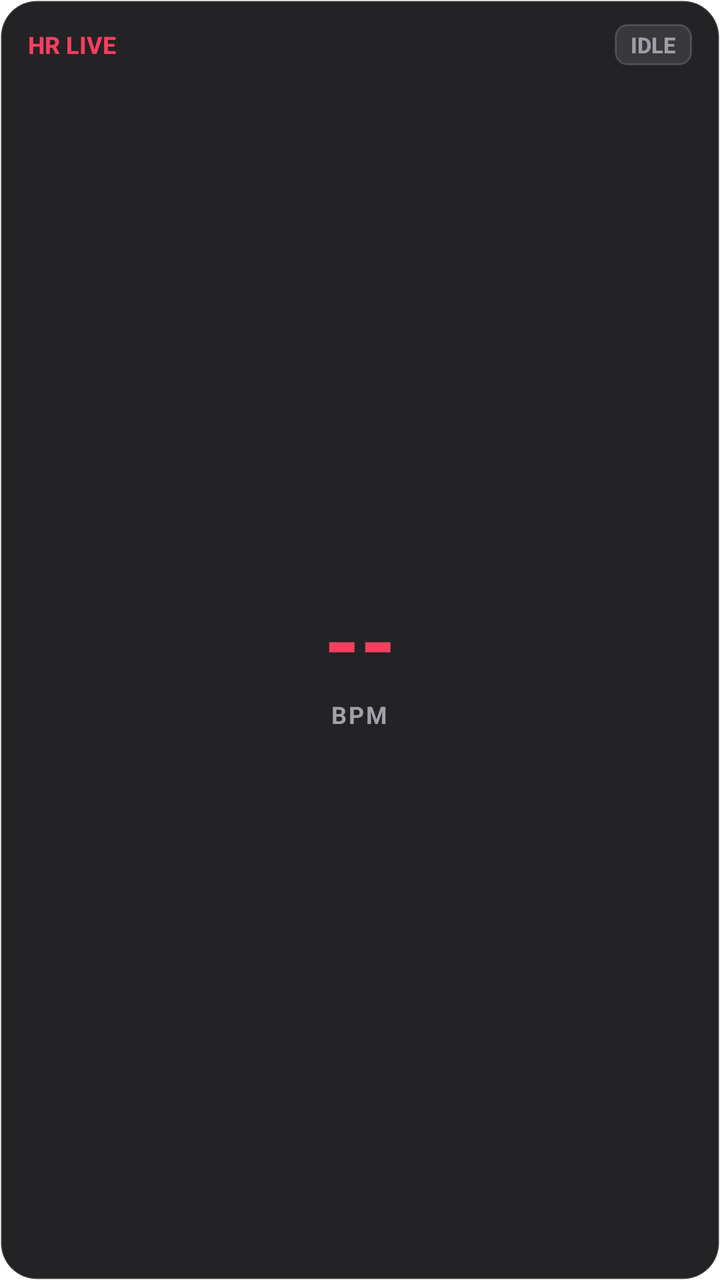
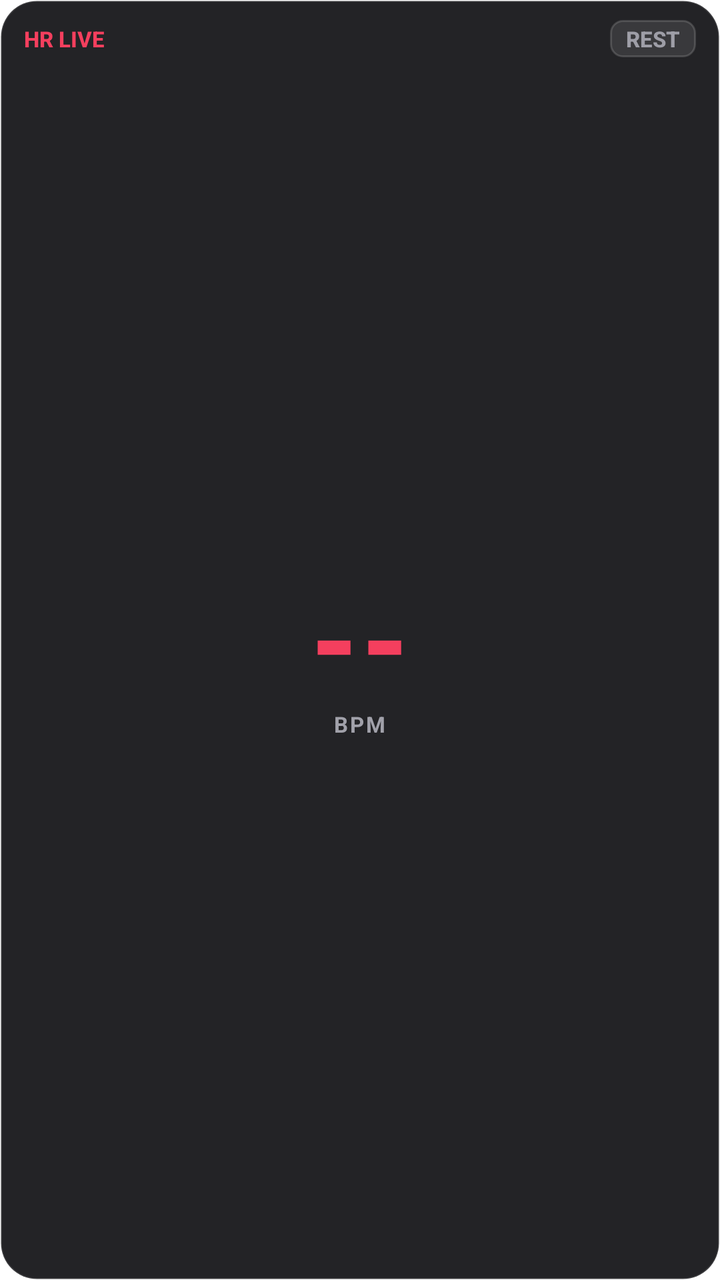

Before-and-after screenshots of an Android layout around one commit, followed by the original layout XML and the change that was made.
<!-- AndroidManifest.xml: application theme Theme.MaterialComponents.DayNight.NoActionBar -->
<!-- res/layout/widget_heart_rate.xml -->
<?xml version="1.0" encoding="utf-8"?>
<LinearLayout xmlns:android="http://schemas.android.com/apk/res/android"
    android:id="@+id/widgetHrRoot"
    android:layout_width="match_parent"
    android:layout_height="match_parent"
    android:background="@drawable/widget_background"
    android:orientation="vertical"
    android:paddingStart="14dp"
    android:paddingTop="12dp"
    android:paddingEnd="14dp"
    android:paddingBottom="12dp">

    
    <LinearLayout
        android:layout_width="match_parent"
        android:layout_height="wrap_content"
        android:orientation="horizontal"
        android:gravity="center_vertical">

        <TextView
            android:layout_width="wrap_content"
            android:layout_height="wrap_content"
            android:text="HR LIVE"
            android:textColor="#F43F5E"
            android:textSize="12sp"
            android:fontFamily="sans-serif-medium"
            android:textStyle="bold" />

        <FrameLayout
            android:layout_width="0dp"
            android:layout_height="wrap_content"
            android:layout_weight="1" />

        <TextView
            android:id="@+id/widgetHrZoneBadge"
            android:layout_width="wrap_content"
            android:layout_height="wrap_content"
            android:background="@drawable/widget_tier_bg"
            android:paddingStart="8dp"
            android:paddingTop="3dp"
            android:paddingEnd="8dp"
            android:paddingBottom="3dp"
            android:text="IDLE"
            android:textColor="#9E9EA7"
            android:textSize="11sp"
            android:fontFamily="sans-serif-medium"
            android:textStyle="bold" />
    </LinearLayout>

    
    <FrameLayout
        android:layout_width="match_parent"
        android:layout_height="0dp"
        android:layout_weight="1" />

    
    <LinearLayout
        android:layout_width="match_parent"
        android:layout_height="wrap_content"
        android:orientation="vertical"
        android:gravity="center">

        <TextView
            android:id="@+id/widgetHrBpmValue"
            android:layout_width="wrap_content"
            android:layout_height="wrap_content"
            android:text="--"
            android:textColor="#F43F5E"
            android:textSize="46sp"
            android:fontFamily="sans-serif-rounded"
            android:textStyle="bold"
            android:includeFontPadding="false" />

        <TextView
            android:layout_width="wrap_content"
            android:layout_height="wrap_content"
            android:text="BPM"
            android:textColor="#A1A1AA"
            android:textSize="12sp"
            android:fontFamily="sans-serif-rounded"
            android:textStyle="bold"
            android:letterSpacing="0.08" />
    </LinearLayout>

    
    <FrameLayout
        android:layout_width="match_parent"
        android:layout_height="0dp"
        android:layout_weight="1" />

</LinearLayout>
<!-- resources referenced by this layout -->
<resources>
  <!-- drawable widget_background (drawable) -->
  <?xml version="1.0" encoding="utf-8"?>
  <shape xmlns:android="http://schemas.android.com/apk/res/android"
      android:shape="rectangle">
      <solid android:color="#F218181B" />
      <corners android:radius="18dp" />
      <stroke
          android:width="1dp"
          android:color="#1FFFFFFF" />
  </shape>
  <!-- drawable widget_tier_bg (drawable) -->
  <?xml version="1.0" encoding="utf-8"?>
  <shape xmlns:android="http://schemas.android.com/apk/res/android"
      android:shape="rectangle">
      <solid android:color="#1AFFFFFF" />
      <corners android:radius="6dp" />
      <stroke
          android:width="1dp"
          android:color="#26FFFFFF" />
  </shape>
</resources>

<!-- the commit's change to res/layout/widget_heart_rate.xml (unified diff, before → after) -->
@@ -5,10 +5,10 @@
     android:layout_height="match_parent"
     android:background="@drawable/widget_background"
     android:orientation="vertical"
-    android:paddingStart="14dp"
-    android:paddingTop="12dp"
-    android:paddingEnd="14dp"
-    android:paddingBottom="12dp">
+    android:paddingStart="12dp"
+    android:paddingTop="10dp"
+    android:paddingEnd="12dp"
+    android:paddingBottom="10dp">
 
     
     <LinearLayout
@@ -22,7 +22,7 @@
             android:layout_height="wrap_content"
             android:text="HR LIVE"
             android:textColor="#F43F5E"
-            android:textSize="12sp"
+            android:textSize="11sp"
             android:fontFamily="sans-serif-medium"
             android:textStyle="bold" />
 
@@ -37,10 +37,10 @@
             android:layout_height="wrap_content"
             android:background="@drawable/widget_tier_bg"
             android:paddingStart="8dp"
-            android:paddingTop="3dp"
+            android:paddingTop="2dp"
             android:paddingEnd="8dp"
-            android:paddingBottom="3dp"
-            android:text="IDLE"
+            android:paddingBottom="2dp"
+            android:text="REST"
             android:textColor="#9E9EA7"
             android:textSize="11sp"
             android:fontFamily="sans-serif-medium"
@@ -48,15 +48,10 @@
     </LinearLayout>
 
     
-    <FrameLayout
+    <LinearLayout
         android:layout_width="match_parent"
         android:layout_height="0dp"
-        android:layout_weight="1" />
-
-    
-    <LinearLayout
-        android:layout_width="match_parent"
-        android:layout_height="wrap_content"
+        android:layout_weight="1"
         android:orientation="vertical"
         android:gravity="center">
 
@@ -66,8 +61,8 @@
             android:layout_height="wrap_content"
             android:text="--"
             android:textColor="#F43F5E"
-            android:textSize="46sp"
-            android:fontFamily="sans-serif-rounded"
+            android:textSize="56sp"
+            android:fontFamily="sans-serif-black"
             android:textStyle="bold"
             android:includeFontPadding="false" />
 
@@ -76,16 +71,10 @@
             android:layout_height="wrap_content"
             android:text="BPM"
             android:textColor="#A1A1AA"
-            android:textSize="12sp"
+            android:textSize="11sp"
             android:fontFamily="sans-serif-rounded"
             android:textStyle="bold"
             android:letterSpacing="0.08" />
     </LinearLayout>
 
-    
-    <FrameLayout
-        android:layout_width="match_parent"
-        android:layout_height="0dp"
-        android:layout_weight="1" />
-
 </LinearLayout>
